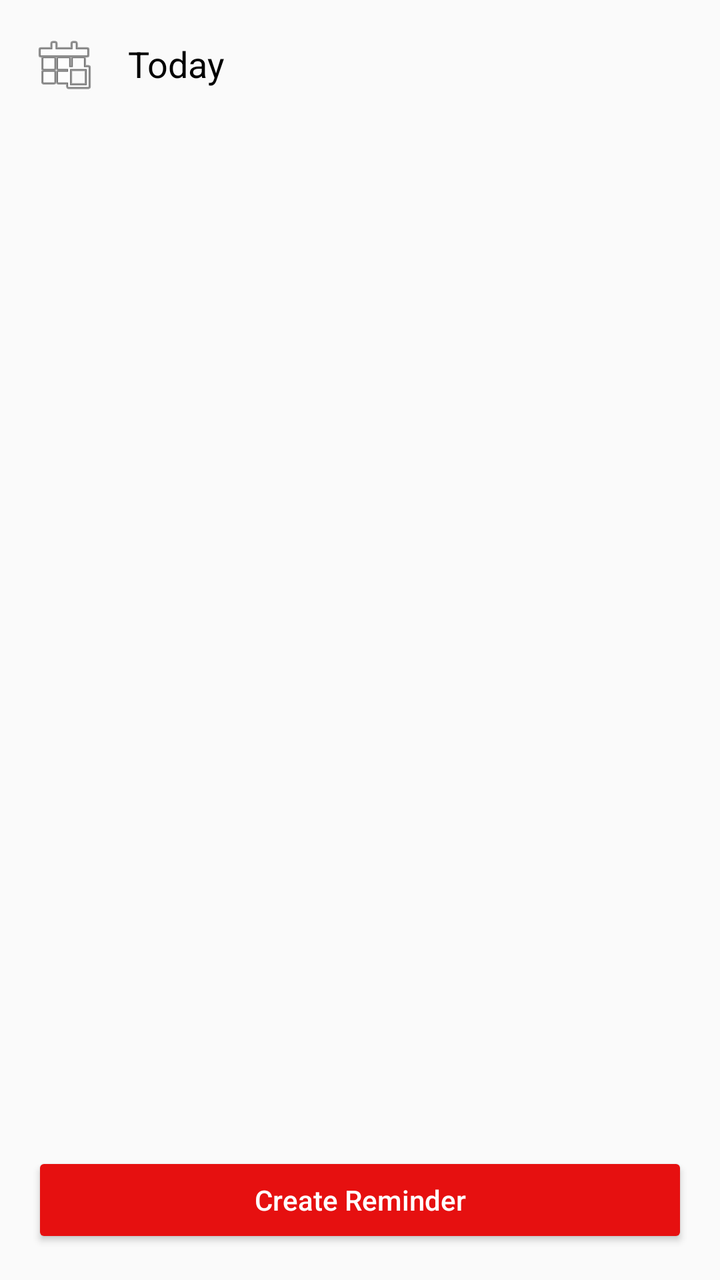
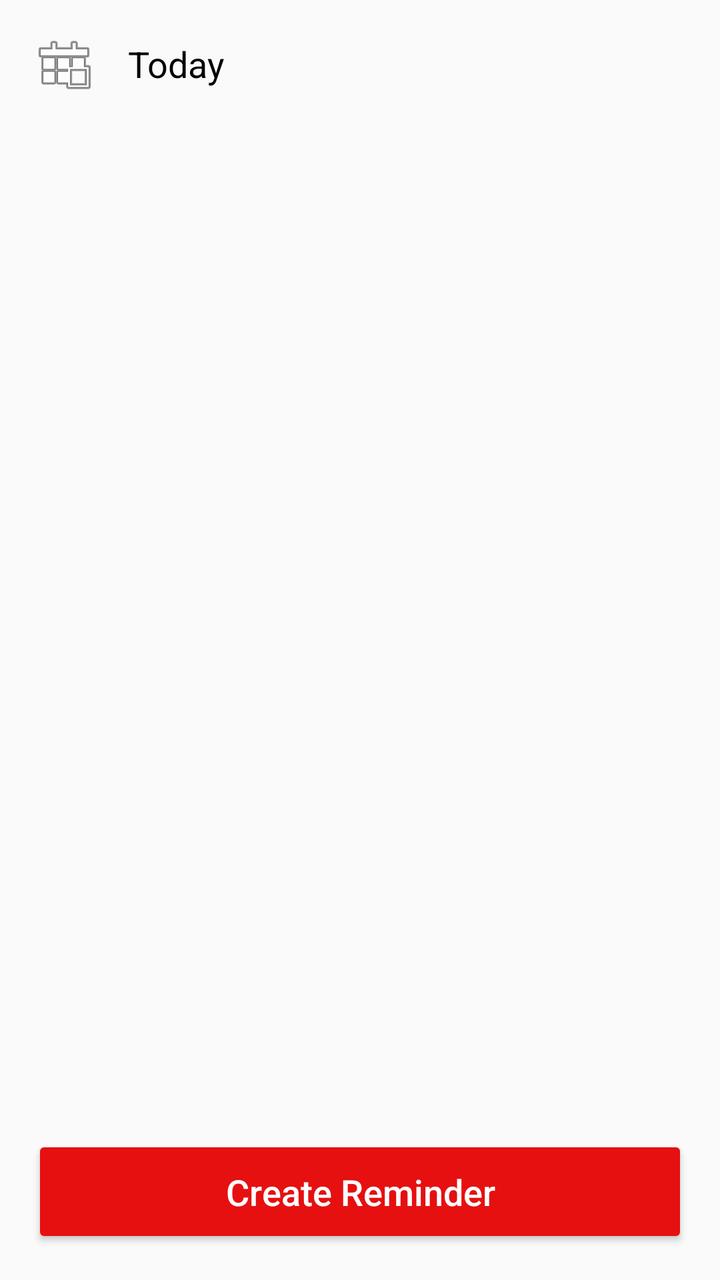

The first picture is an Android layout as it rendered before a commit; the second is the same layout after the commit. The layout source and the unified diff follow.
<!-- AndroidManifest.xml: application theme Theme.MyApplication -->
<!-- res/layout/activity_main.xml -->
<?xml version="1.0" encoding="utf-8"?>
<LinearLayout
    xmlns:android="http://schemas.android.com/apk/res/android"
    android:layout_width="match_parent"
    android:layout_height="match_parent"
    android:orientation="vertical"
    android:padding="16dp">

    
    <LinearLayout
        android:layout_width="match_parent"
        android:layout_height="wrap_content"
        android:orientation="horizontal"
        android:gravity="center_vertical"
        android:paddingBottom="8dp">

        <ImageButton
            android:id="@+id/buttonSelectDate"
            android:layout_width="wrap_content"
            android:layout_height="wrap_content"
            android:src="@android:drawable/ic_menu_today"
            android:contentDescription="Select Date"
            android:background="?attr/selectableItemBackgroundBorderless"/>

        <TextView
            android:id="@+id/textViewSelectedDate"
            android:layout_width="wrap_content"
            android:layout_height="wrap_content"
            android:text="Today"
            android:textSize="18sp"
            android:paddingStart="16dp"
            android:textColor="@android:color/black"/>
    </LinearLayout>

    
    <androidx.recyclerview.widget.RecyclerView
        android:id="@+id/recyclerViewReminders"
        android:layout_width="match_parent"
        android:layout_height="0dp"
        android:layout_weight="1"
        android:clipToPadding="false"
        android:paddingBottom="8dp"/>

    
    <Button
        android:id="@+id/buttonCreateReminder"
        android:layout_width="match_parent"
        android:layout_height="wrap_content"
        android:text="Create Reminder"
        android:textColor="#FFFFFF"
        android:layout_marginTop="24dp"/>

</LinearLayout>
<!-- resources referenced by this layout -->
<resources>
  <style name="Theme.MyApplication" parent="Theme.AppCompat.Light.DarkActionBar">
  
          <item name="android:statusBarColor">#f5f5f5</item>
          <item name="colorPrimary">@color/colorPrimary</item>
          <item name="colorPrimaryDark">@color/colorPrimaryDark</item>
          <item name="colorAccent">@color/colorAccent</item>
          <item name="buttonStyle">@style/MyButtonStyle</item>
          <item name="android:textAllCaps">false</item>
  
      </style>
  <color name="colorPrimary">#e61010</color>
  <color name="colorPrimaryDark">#3700B3</color>
  <color name="colorAccent">#ff9999</color>
  <style name="MyButtonStyle" parent="Widget.AppCompat.Button">
          <item name="android:backgroundTint">@color/colorPrimary</item>
      </style>
</resources>

<!-- the commit's change to res/layout/activity_main.xml (unified diff, before → after) -->
@@ -48,6 +48,8 @@
         android:layout_height="wrap_content"
         android:text="Create Reminder"
         android:textColor="#FFFFFF"
-        android:layout_marginTop="24dp"/>
+        android:layout_marginTop="24dp"
+        android:padding="16dp"
+        android:textSize="18sp"/>
 
 </LinearLayout>
